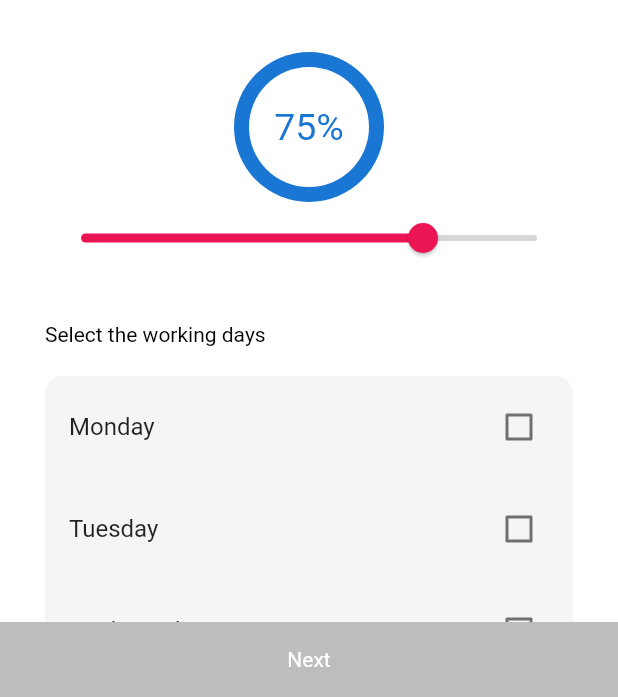
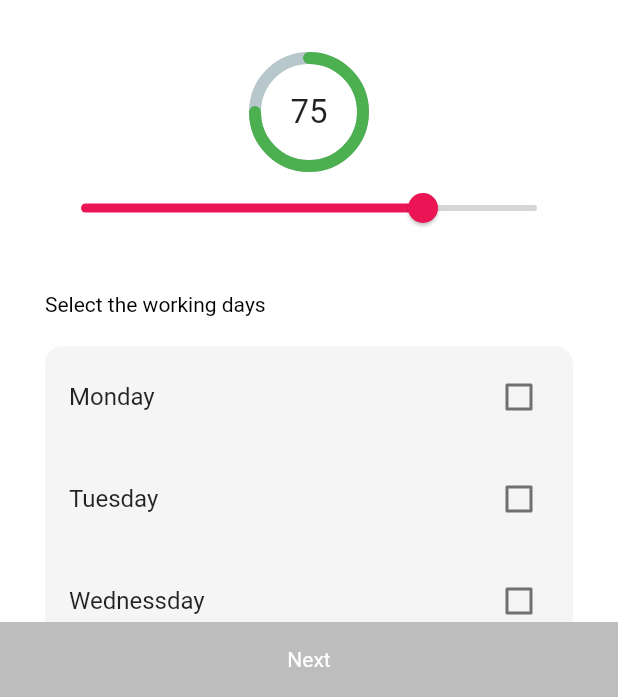
Before and after one commit to Ameen-amn/Attendance-Management, a Flutter app: the screen it shows after launch, on a phone screen of 412 x 824 dp, the part 539-1236 px from its top. Run offline on Flutter 3.47's test engine with Material 2 defaults, Android fonts, the phone set to English and light mode, and no system bars; drawn by our look-alikes of percent_indicator; our stand-ins replace hive, hive_flutter; missing offline and left inert: iconify_flutter; accounts and stored records are empty.

Commit message:
percentageProgress

```diff
--- a/attendance/lib/provider/userDetails.dart
+++ b/attendance/lib/provider/userDetails.dart
@@ -18,7 +18,7 @@ class UserDetails {
   @HiveField(5)
   final List<String> workingDays;
   @HiveField(6)
-  final List<SubjectDetails> subjects;
+  final List<String> subjects;
   @HiveField(7)
   final bool timeTableAdded;
 
--- a/attendance/lib/screens/InitialclassDetails.dart
+++ b/attendance/lib/screens/InitialclassDetails.dart
@@ -169,9 +169,12 @@ class _ClassDetailsState extends State<ClassDetails> {
                 ),
               ),
               PercentageCircle(
-                percentage: percentage,
-                innerRadius: 40,
-                outerRadius: 50,
+                percentage: percentage.toDouble()/100,
+                progressRadius: 40,
+                kfontSize: 22,
+                lineWidth: 8,
+
+                //textPercentage: percentage.toString(),
               ),
               Slider(
                 activeColor: const Color(0XFFEB1555),
--- a/attendance/lib/widgets/percentage.dart
+++ b/attendance/lib/widgets/percentage.dart
@@ -1,35 +1,35 @@
 import 'package:flutter/material.dart';
+import 'package:percent_indicator/circular_percent_indicator.dart';
 
 class PercentageCircle extends StatelessWidget {
   const PercentageCircle({
     Key? key,
     required this.percentage,
-    required this.outerRadius,
-    required this.innerRadius,
+    required this.progressRadius,
+    required this.kfontSize,
+    required this.lineWidth,
   }) : super(key: key);
 
-  final int percentage;
-  final double outerRadius;
-  final double innerRadius;
-
+  final double percentage;
+  final double progressRadius;
+  final double lineWidth;
+  final double kfontSize;
   @override
   Widget build(BuildContext context) {
-    return Center(
-      // %  chart
-
-      child: CircleAvatar(
-        radius: outerRadius,
-        child: CircleAvatar(
-          backgroundColor: Colors.white,
-          radius: innerRadius,
-          child: Text(
-            '$percentage%',
-            style: const TextStyle(
-              fontSize: 25,
-            ),
-          ),
+    return CircularPercentIndicator(
+      radius: progressRadius,
+      percent: percentage,
+      center: Text(
+        ((percentage * 100) ~/ 1).toString(),
+        style: TextStyle(
+          fontSize: kfontSize,
         ),
       ),
+      progressColor: Colors.green,
+      lineWidth: lineWidth,
+      animation: true,
+      circularStrokeCap: CircularStrokeCap.round,
     );
+
   }
 }
```
Also changed, not shown: attendance/lib/provider/subjectDetails.dart (+88 -12 lines), attendance/lib/screens/home.dart (+43 -21 lines), attendance/lib/screens/initialsubject.dart (+21 -12 lines), attendance/lib/screens/subjectScreen.dart (+13 -4 lines), attendance/lib/widgets/homeTile.dart (added, +64 -0 lines), attendance/lib/widgets/subjectCard.dart (+11 -2 lines), attendance/lib/widgets/subjectDetailBar.dart (+33 -13 lines), attendance/pubspec.yaml (+2 -16 lines), attendance/lib/provider/userDetails.g.dart, attendance/pubspec.lock.
